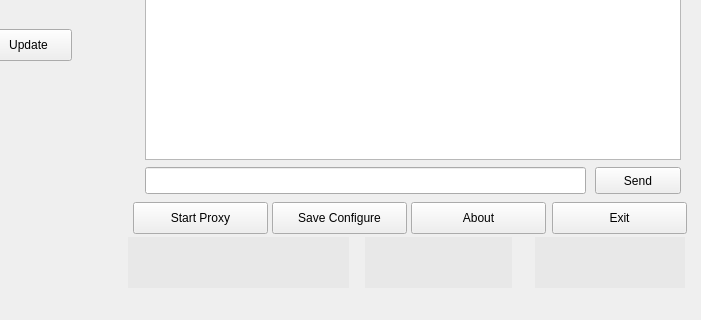
Above: ui/mainwindow.ui from ArtisticZhao/DSLWP-Downlink-Proxy before the change; both pictures show x 315 to 1016 and y 350 to 670 of the 1016 by 670 pixel window. Below: the same form after it.
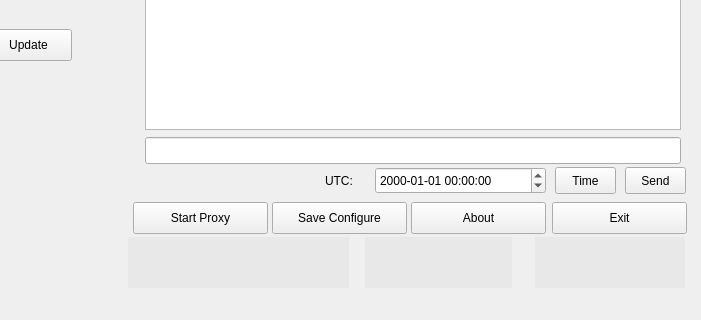
That is the form after the change. Icons and pictures are not drawn.

Commit message: 增加了时间输入的接口，并放到proxy_receive_time中

The edit to the form file:
```diff
--- a/ui/mainwindow.ui
+++ b/ui/mainwindow.ui
@@ -668,7 +668,7 @@
       <x>460</x>
       <y>222</y>
       <width>536</width>
-      <height>271</height>
+      <height>241</height>
      </rect>
     </property>
     <property name="minimumSize">
@@ -1144,8 +1144,8 @@
     <property name="geometry">
      <rect>
       <x>460</x>
-      <y>500</y>
-      <width>441</width>
+      <y>470</y>
+      <width>536</width>
       <height>27</height>
      </rect>
     </property>
@@ -1153,9 +1153,9 @@
    <widget class="QPushButton" name="send_msg_button">
     <property name="geometry">
      <rect>
-      <x>910</x>
+      <x>940</x>
       <y>500</y>
-      <width>86</width>
+      <width>61</width>
       <height>27</height>
      </rect>
     </property>
@@ -1163,6 +1163,51 @@
      <string>Send</string>
     </property>
    </widget>
+   <widget class="QDateTimeEdit" name="send_msg_time">
+    <property name="geometry">
+     <rect>
+      <x>690</x>
+      <y>500</y>
+      <width>171</width>
+      <height>27</height>
+     </rect>
+    </property>
+    <property name="displayFormat">
+     <string>yyyy-MM-dd hh:mm:ss</string>
+    </property>
+    <property name="calendarPopup">
+     <bool>false</bool>
+    </property>
+    <property name="timeSpec">
+     <enum>Qt::UTC</enum>
+    </property>
+   </widget>
+   <widget class="QPushButton" name="set_time">
+    <property name="geometry">
+     <rect>
+      <x>870</x>
+      <y>500</y>
+      <width>61</width>
+      <height>27</height>
+     </rect>
+    </property>
+    <property name="text">
+     <string>Time</string>
+    </property>
+   </widget>
+   <widget class="QLabel" name="label">
+    <property name="geometry">
+     <rect>
+      <x>640</x>
+      <y>500</y>
+      <width>41</width>
+      <height>27</height>
+     </rect>
+    </property>
+    <property name="text">
+     <string>UTC:</string>
+    </property>
+   </widget>
   </widget>
   <widget class="QMenuBar" name="menuBar">
    <property name="geometry">
```
The commit also changes 4 other files.
